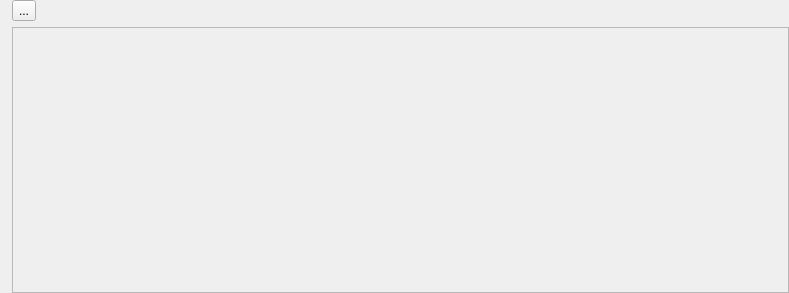
bendalab/NixView, file plotter/plotwidget.ui: the form before one commit.
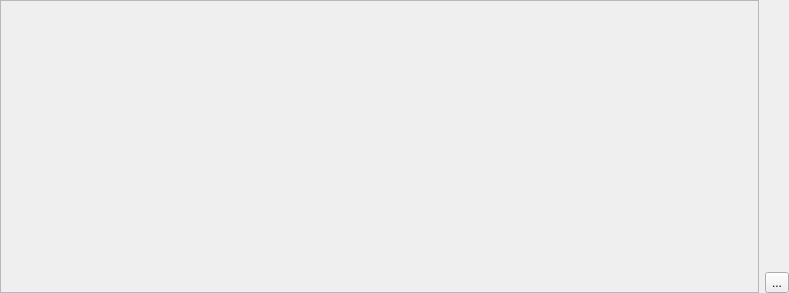
The form after the commit. Icons and pictures are not drawn.

Commit message: [plotwidget] handle desription at a differnet place

Diff of the .ui file:
```diff
--- a/plotter/plotwidget.ui
+++ b/plotter/plotwidget.ui
@@ -19,12 +19,15 @@
   <property name="windowTitle">
    <string>Form</string>
   </property>
+  <property name="layoutDirection">
+   <enum>Qt::RightToLeft</enum>
+  </property>
   <property name="styleSheet">
    <string notr="true"/>
   </property>
-  <layout class="QVBoxLayout" name="verticalLayout">
+  <layout class="QHBoxLayout" name="horizontalLayout_3">
    <property name="leftMargin">
-    <number>12</number>
+    <number>0</number>
    </property>
    <property name="topMargin">
     <number>0</number>
@@ -35,6 +38,34 @@
    <property name="bottomMargin">
     <number>0</number>
    </property>
+   <item>
+    <widget class="QWidget" name="widget" native="true">
+     <layout class="QVBoxLayout" name="verticalLayout_2">
+      <property name="leftMargin">
+       <number>0</number>
+      </property>
+      <property name="topMargin">
+       <number>0</number>
+      </property>
+      <property name="rightMargin">
+       <number>0</number>
+      </property>
+      <property name="bottomMargin">
+       <number>0</number>
+      </property>
+      <item>
+       <spacer name="verticalSpacer">
+        <property name="orientation">
+         <enum>Qt::Vertical</enum>
+        </property>
+        <property name="sizeHint" stdset="0">
+         <size>
+          <width>20</width>
+          <height>40</height>
+         </size>
+        </property>
+       </spacer>
+      </item>
    <item>
     <widget class="QToolButton" name="moreButton">
      <property name="toolTip">
@@ -50,6 +81,12 @@
       <iconset resource="../resources.qrc">
        <normaloff>:/images/more.png</normaloff>:/images/more.png</iconset>
      </property>
+        <property name="iconSize">
+         <size>
+          <width>12</width>
+          <height>12</height>
+         </size>
+        </property>
      <property name="shortcut">
       <string>Ctrl+I</string>
      </property>
@@ -58,6 +95,9 @@
      </property>
     </widget>
    </item>
+     </layout>
+    </widget>
+   </item>
    <item>
     <widget class="QScrollArea" name="contents">
      <property name="widgetResizable">
@@ -68,8 +108,8 @@
        <rect>
         <x>0</x>
         <y>0</y>
-        <width>775</width>
-        <height>255</height>
+        <width>755</width>
+        <height>291</height>
        </rect>
       </property>
       <layout class="QHBoxLayout" name="horizontalLayout">
@@ -85,9 +125,6 @@
        <property name="bottomMargin">
         <number>0</number>
        </property>
-       <item>
-        <layout class="QVBoxLayout" name="verticalLayout_2"/>
-       </item>
       </layout>
      </widget>
     </widget>
```
Lines whose indentation alone changed are shown as unchanged. The commit also changes 2 other files.
